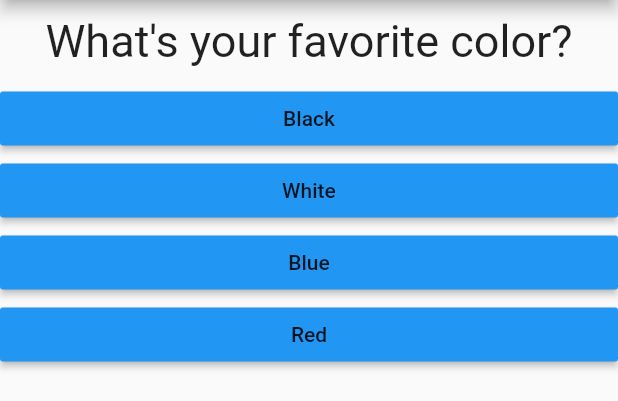
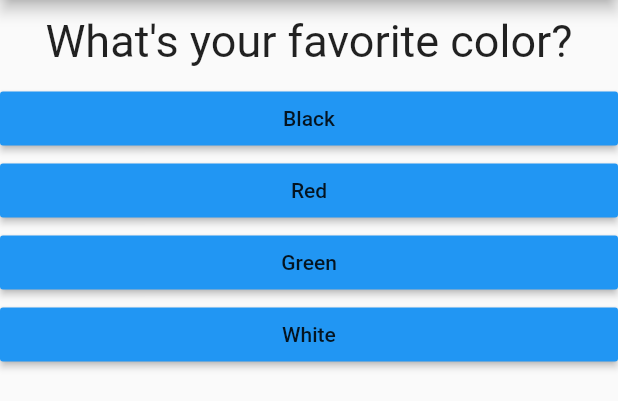
Before and after one commit to fztkm/flutter_guide, a Flutter app: the screen it shows after launch, on a phone screen of 412 x 824 dp, the part 84-485 px from its top. Run offline on Flutter 3.47's test engine with Material 2 defaults, Android fonts, the phone set to English and light mode, and no system bars.

Commit message:
リセット機能

```diff
--- a/lib/main.dart
+++ b/lib/main.dart
@@ -1,5 +1,6 @@
 import 'package:flutter/material.dart';
 import 'package:flutter_guide/quiz.dart';
+import 'result.dart';
 
 void main() {
   runApp(MyApp());
@@ -14,26 +15,51 @@ class MyApp extends StatefulWidget {
 
 class _MyAppState extends State<MyApp> {
   var _questionIndex = 0;
+  var _totalScore = 0;
 
-  void answerQuestion() {
+  void _answerQuestion(int score) {
+    _totalScore += score;
+
     setState(() {
       print('Answer question');
       _questionIndex++;
     });
   }
 
+  void _resetQuiz() {
+    setState(() {
+      _totalScore = 0;
+      _questionIndex = 0;
+    });
+  }
+
   final _questions = const [
     {
       'questionText': 'What\'s your favorite color?',
-      'answer': ['Black', 'White', 'Blue', 'Red'],
+      'answer': [
+        {'text': 'Black', 'score': 10},
+        {'text': 'Red', 'score': 5},
+        {'text': 'Green', 'score': 3},
+        {'text': 'White', 'score': 1},
+      ],
     },
     {
       'questionText': 'What\'s your favorite animal?',
-      'answer': ['Rabbit', 'Snake', 'Elephant', 'Lion'],
+      'answer': [
+        {'text': 'Rabbit', 'score': 3},
+        {'text': 'Snake', 'score': 11},
+        {'text': 'Elephant', 'score': 5},
+        {'text': 'Lion', 'score': 9},
+      ],
     },
     {
       'questionText': 'What\'s your favorite instructor?',
-      'answer': ['Max', 'Max', 'Max', 'Lion'],
+      'answer': [
+        {'text': 'Black', 'score': 1},
+        {'text': 'Red', 'score': 1},
+        {'text': 'Green', 'score': 1},
+        {'text': 'White', 'score': 1},
+      ],
     },
   ];
 
@@ -48,10 +74,9 @@ class _MyAppState extends State<MyApp> {
             ? Quiz(
                 questions: _questions,
                 questionIndex: _questionIndex,
-                answerQuestion: answerQuestion)
-            : Center(
-                child: Text('You did it.'),
-              ),
+                answerQuestion: _answerQuestion,
+              )
+            : Result(_totalScore, _resetQuiz),
       ),
     );
   }
--- a/lib/quiz.dart
+++ b/lib/quiz.dart
@@ -5,7 +5,7 @@ import 'question.dart';
 class Quiz extends StatelessWidget {
   final List<Map<String, Object>> questions;
   final int questionIndex;
-  final VoidCallback answerQuestion;
+  final Function answerQuestion;
 
   Quiz(
       {required this.questions,
@@ -18,8 +18,9 @@ class Quiz extends StatelessWidget {
         Question(
           questions[questionIndex]['questionText'].toString(),
         ),
-        ...(questions[questionIndex]['answer'] as List<String>)
-            .map((String answer) => Answer(answerQuestion, answer))
+        ...(questions[questionIndex]['answer'] as List<Map<String, Object>>)
+            .map((answer) => Answer(() => answerQuestion(answer['score']),
+                answer['text'] as String))
             .toList(),
       ],
     );
```
Also changed, not shown: lib/result.dart (added, +36 -0 lines).
